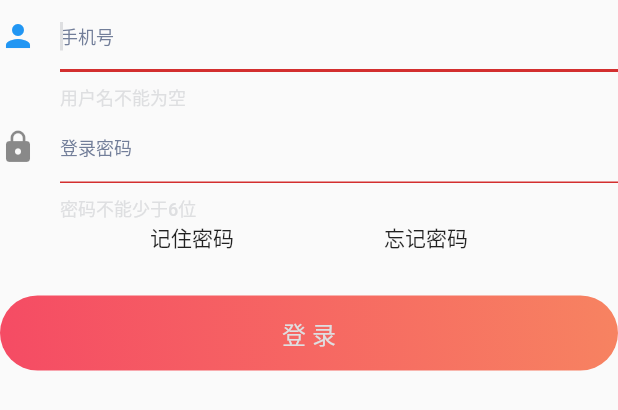
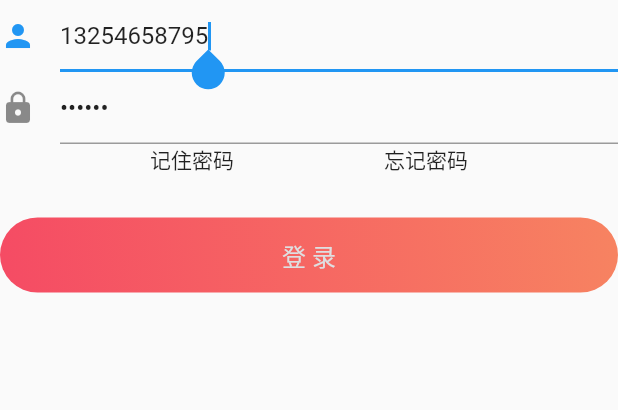
Before and after one commit to junlongxu/jitter, a Flutter app: the FormTestRoute widget shown alone on an empty page, opened directly, after a tap on "登 录", on a phone screen of 412 x 824 dp. Shown: the top 410 px of the screen. Run offline on Flutter 3.47's test engine with Material 2 defaults, Android fonts, the phone set to English and light mode, and no system bars; our stand-ins replace dio, video_player; missing offline and left inert: flutter_webview_plugin, loading; network calls fail.

Commit message:
添加dio

```diff
--- /dev/null
+++ b/lib/api/login.dart
@@ -0,0 +1,10 @@
+import 'package:jitter/util/dio.dart';
+
+Future login({String  tel, String, String smscode }) async {
+  var result = await DioHttp(
+    url: 'login/do',
+    method: 'post',
+    data: {tel: tel, smscode: smscode}
+  );
+  return result;
+}
--- a/lib/pages/homepage/components/message_bottom_sheet.dart
+++ b/lib/pages/homepage/components/message_bottom_sheet.dart
@@ -15,7 +15,7 @@ class EachComment extends StatelessWidget with Base {
   TextEditingController _controller = TextEditingController();
 
   // 底部弹框
-  static Future showModalBottomSheet(BuildContext context) {
+  Future showModalBottomSheet(BuildContext context) {
     var data = {
       "total": "3",
       "list": [
--- a/lib/pages/login/index.dart
+++ b/lib/pages/login/index.dart
@@ -1,4 +1,5 @@
 import 'package:flutter/material.dart';
+import 'package:jitter/api/login.dart';
 import 'package:jitter/util/base.dart';
 
 class LoginPage extends StatefulWidget {
@@ -16,8 +17,8 @@ class _LoginPageState extends State<LoginPage> with Base {
       padding: EdgeInsets.all(boundarySize),
       decoration: BoxDecoration(
         image: DecorationImage(
-            image: NetworkImage(
-                'http://chuantu.xyz/t6/740/1598268016x-1566661083.png'),
+            image:
+                AssetImage('assets/images/login/background/invalid_name.png'),
             fit: BoxFit.cover),
       ),
       child: new SingleChildScrollView(
@@ -48,52 +49,7 @@ class _LoginPageState extends State<LoginPage> with Base {
                 padding: EdgeInsets.symmetric(vertical: 10, horizontal: 20),
                 width: MediaQuery.of(context).size.width -
                     (20 + 40), // 两侧padding和右侧元素宽度
-                child: FormTestRoute()
-                //  Column(
-                //   mainAxisAlignment: MainAxisAlignment.spaceBetween,
-                //   children: <Widget>[
-                //     Text(
-                //       '登录',
-                //       style: largeTextStyle,
-                //     ),
-                //     TextField(
-                //       autofocus: true,
-                //       decoration: InputDecoration(
-                //           contentPadding:
-                //               const EdgeInsets.symmetric(vertical: 10.0),
-                //           labelText: "用户名",
-                //           // hintText: "用户名或邮箱",
-                //           prefixIcon: Icon(Icons.person)),
-                //     ),
-                //     TextField(
-                //       decoration: InputDecoration(
-                //           labelText: "密码",
-                //           // hintText: "您的登录密码",
-                //           prefixIcon: Icon(Icons.lock)),
-                //       obscureText: true,
-                //     ),
-
-                //     Row(
-                //       mainAxisAlignment: MainAxisAlignment.spaceEvenly,
-                //       children: <Widget>[Text('记住密码'), Text('忘记密码')],
-                //     ),
-                //     containerGradient(
-                //         margin: EdgeInsets.symmetric(horizontal: 20),
-                //         // MaterialButton FlatButton
-                //         child: MaterialButton(
-                //           minWidth: double.infinity,
-                //           height: 45,
-                //           focusColor: Colors.white.withOpacity(0),
-                //           color: Colors.white.withOpacity(0),
-                //           child: Text(
-                //             "登  录",
-                //             style: smallTextStyle,
-                //           ),
-                //           onPressed: () {},
-                //         )),
-                //   ],
-                // ),
-                ),
+                child: FormTestRoute()),
             Positioned(
               right: 10,
               child: Container(
@@ -121,6 +77,14 @@ class _FormTestRouteState extends State<FormTestRoute> with Base {
   TextEditingController _unameController = new TextEditingController();
   TextEditingController _pwdController = new TextEditingController();
   GlobalKey _formKey = new GlobalKey<FormState>();
+
+  @override
+  void initState() {
+    // TODO: implement initState
+    _unameController.text = '13254658795';
+    _pwdController.text = '111111';
+    super.initState();
+  }
 
   @override
   Widget build(BuildContext context) {
@@ -185,6 +149,12 @@ class _FormTestRouteState extends State<FormTestRoute> with Base {
                       // 通过后再提交数据。
                       if ((_formKey.currentState as FormState).validate()) {
                         //验证通过提交数据
+                        login(
+                                tel: _unameController.text,
+                                smscode: _pwdController.text)
+                            .then((res) {
+
+                            });
                       }
                     },
                     child: Container(
--- /dev/null
+++ b/lib/util/dio.dart
@@ -0,0 +1,53 @@
+import 'package:dio/dio.dart';
+import 'dart:convert';
+
+class BaseUrl {
+  // 配置默认请求地址
+  static const String url = 'http://172.24.135.25:8001/app/';
+}
+
+Future DioHttp(
+    {String url,
+    method,
+    Map<String, dynamic> data,
+    Map<String, dynamic> headers}) async {
+  if (url.isEmpty) return;
+  String baseUrl;
+  Response response;
+  if (!url.startsWith('http')) {
+    baseUrl = '${BaseUrl.url}$url';
+  }
+  try {
+    Map<String, dynamic> dataMap = data == null ? new Map() : data;
+    Map<String, dynamic> headersMap = headers == null ? new Map() : headers;
+    // headersMap['token'] = getToken();
+    Dio dio = new Dio();
+    dio.options.connectTimeout = 10000; // 服务器链接超时，毫秒
+    dio.options.receiveTimeout = 3000; // 响应流上前后两次接受到数据的间隔，毫秒
+    dio.options.headers.addAll(headersMap); // 添加headers,如需设置统一的headers信息也可在此添加
+    if (method == 'get') {
+      response = await dio.get(baseUrl);
+    } else if (method == 'post') {
+      FormData formData = new FormData.fromMap(dataMap);
+      response = await dio.post(baseUrl, data: formData);
+    }
+
+    if (response.statusCode != 200) {
+      return false;
+    }
+    Map<String, dynamic> resDataMap = response.data;
+    String _msg = resDataMap['msg'];
+    String _code = resDataMap['code'];
+    String _resData = resDataMap['data'];
+    if (_code != 200) {
+      if (_code == 500) {
+        return _msg;
+      }
+    } else {
+      Utf8Decoder utf8decoder = Utf8Decoder();
+      return jsonDecode(_resData);
+    }
+  } catch (err) {
+    return '数据请求错误$err.toString';
+  }
+}
--- a/pubspec.yaml
+++ b/pubspec.yaml
@@ -35,7 +35,7 @@ dependencies:
   shared_preferences: ^0.5.8
   # 瀑布流
   flutter_staggered_grid_view: ^0.3.2
-
+  dio: ^3.0.10
 
 dev_dependencies:
   flutter_test:
@@ -169,6 +169,8 @@ flutter:
       - assets/images/login/logo/drawable-xhdpi/invalid_name.png
       - assets/images/login/logo/drawable-xxhdpi/invalid_name.png
       - assets/images/login/logo/drawable-xxxhdpi/invalid_name.png
+      # 背景
+      - assets/images/login/background/invalid_name.png
   #   - assets/svgs/home.svg
   #   - assets/svgs/home_active.svg
   #   - assets/svgs/community.svg
```
Also changed, not shown: lib/pages/homepage/components/share_love_message.dart (+4 -5 lines), assets/images/login/background/invalid_name.png (added), pubspec.lock.
